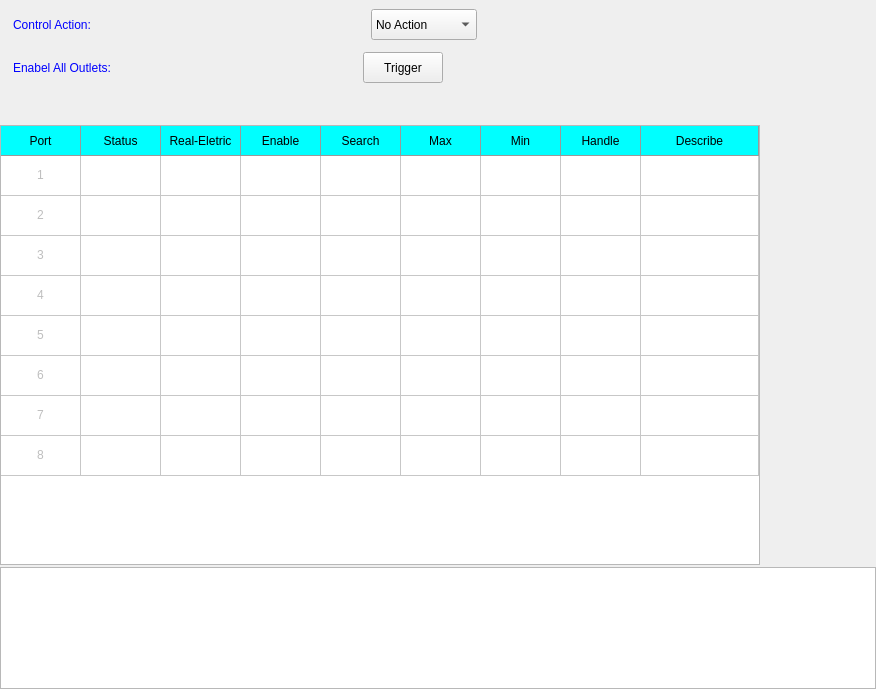
First picture: the form in PS/Device_Manager/control.ui, repository yangfengfeng8/Test, before the edit.
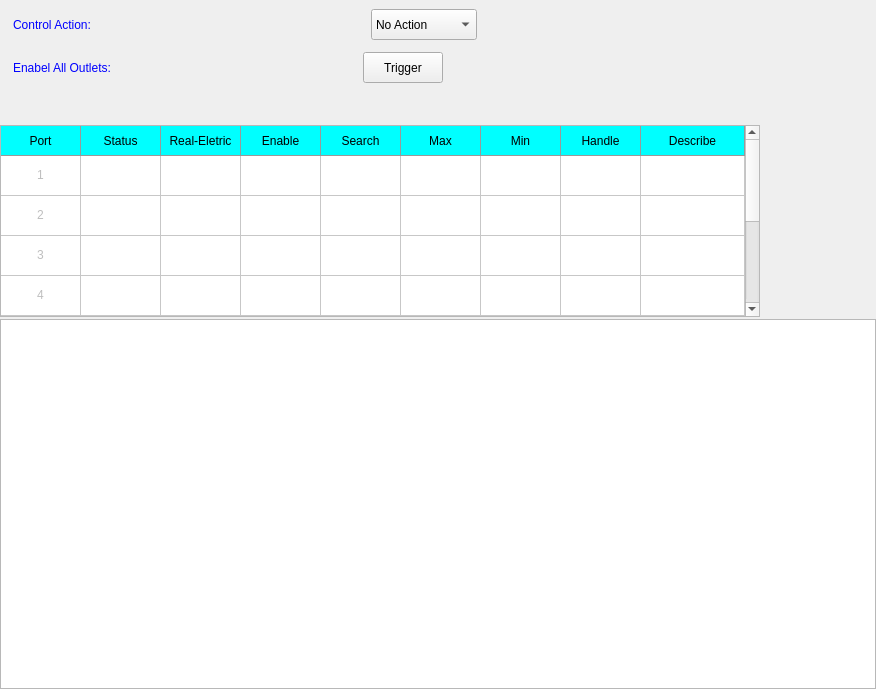
Second picture: the form after the edit.

The edit to the form file:
```diff
--- a/PS/Device_Manager/control.ui
+++ b/PS/Device_Manager/control.ui
@@ -286,7 +286,7 @@
      <property name="minimumSize">
       <size>
        <width>760</width>
-       <height>440</height>
+       <height>0</height>
       </size>
      </property>
      <property name="maximumSize">
@@ -301,18 +301,17 @@
       </font>
      </property>
      <property name="styleSheet">
-      <string notr="true"> QHeaderView, QTableView::item {
+      <string notr="true"> QHeaderView{
     background: white;
 	margin: 0px;
 	border-left: 0px;
 	border-top: 0px solid  rgb(124, 119, 119);
 	min-height: 30px;
 	border-bottom: 0px;
-}
-
-QTablevView::item{
-	min-height: 80px;
-}
+} 
+QTableView::item{
+	min-height: 200px;
+} 
 
 QTableView::item:alternate {
     background: rgb(209, 231, 254);
@@ -330,6 +329,9 @@
     background-color: rgb(0,255,255);
     border: 1px solid rgb(153, 153, 153);
     border-width: 0 1px 1px 0;
+}
+QHeaderView::section:vertical {
+	min-height: 100px;
 }</string>
      </property>
      <property name="rowCount">
@@ -411,7 +413,7 @@
        <string>1</string>
       </property>
       <property name="textAlignment">
-       <set>AlignCenter</set>
+       <set>AlignHCenter|AlignVCenter|AlignCenter</set>
       </property>
       <property name="flags">
        <set>ItemIsSelectable|ItemIsDragEnabled|ItemIsUserCheckable</set>
@@ -422,7 +424,7 @@
        <string/>
       </property>
       <property name="textAlignment">
-       <set>AlignCenter</set>
+       <set>AlignHCenter|AlignVCenter|AlignCenter</set>
       </property>
       <property name="flags">
        <set>ItemIsSelectable|ItemIsDragEnabled|ItemIsUserCheckable</set>
@@ -433,7 +435,7 @@
        <string/>
       </property>
       <property name="textAlignment">
-       <set>AlignCenter</set>
+       <set>AlignHCenter|AlignVCenter|AlignCenter</set>
       </property>
       <property name="flags">
        <set>ItemIsSelectable|ItemIsDragEnabled|ItemIsUserCheckable</set>
@@ -444,7 +446,7 @@
        <string/>
       </property>
       <property name="textAlignment">
-       <set>AlignCenter</set>
+       <set>AlignHCenter|AlignVCenter|AlignCenter</set>
       </property>
       <property name="flags">
        <set>ItemIsSelectable|ItemIsDragEnabled|ItemIsUserCheckable</set>
@@ -455,7 +457,7 @@
        <string/>
       </property>
       <property name="textAlignment">
-       <set>AlignCenter</set>
+       <set>AlignHCenter|AlignVCenter|AlignCenter</set>
       </property>
       <property name="flags">
        <set>ItemIsSelectable|ItemIsDragEnabled|ItemIsUserCheckable</set>
@@ -466,7 +468,7 @@
        <string/>
       </property>
       <property name="textAlignment">
-       <set>AlignCenter</set>
+       <set>AlignHCenter|AlignVCenter|AlignCenter</set>
       </property>
      </item>
      <item row="0" column="6">
@@ -474,7 +476,7 @@
        <string/>
       </property>
       <property name="textAlignment">
-       <set>AlignCenter</set>
+       <set>AlignHCenter|AlignVCenter|AlignCenter</set>
       </property>
      </item>
      <item row="0" column="7">
@@ -490,7 +492,7 @@
        <string>2</string>
       </property>
       <property name="textAlignment">
-       <set>AlignCenter</set>
+       <set>AlignHCenter|AlignVCenter|AlignCenter</set>
       </property>
       <property name="flags">
        <set>ItemIsSelectable|ItemIsDragEnabled|ItemIsUserCheckable</set>
@@ -501,7 +503,7 @@
        <string/>
       </property>
       <property name="textAlignment">
-       <set>AlignCenter</set>
+       <set>AlignHCenter|AlignVCenter|AlignCenter</set>
       </property>
       <property name="flags">
        <set>ItemIsSelectable|ItemIsDragEnabled|ItemIsUserCheckable</set>
@@ -512,7 +514,7 @@
        <string/>
       </property>
       <property name="textAlignment">
-       <set>AlignCenter</set>
+       <set>AlignHCenter|AlignVCenter|AlignCenter</set>
       </property>
       <property name="flags">
        <set>ItemIsSelectable|ItemIsDragEnabled|ItemIsUserCheckable</set>
@@ -523,7 +525,7 @@
        <string/>
       </property>
       <property name="textAlignment">
-       <set>AlignCenter</set>
+       <set>AlignHCenter|AlignVCenter|AlignCenter</set>
       </property>
       <property name="flags">
        <set>ItemIsSelectable|ItemIsDragEnabled|ItemIsUserCheckable</set>
@@ -534,7 +536,7 @@
        <string/>
       </property>
       <property name="textAlignment">
-       <set>AlignCenter</set>
+       <set>AlignHCenter|AlignVCenter|AlignCenter</set>
       </property>
       <property name="flags">
        <set>ItemIsSelectable|ItemIsDragEnabled|ItemIsUserCheckable</set>
@@ -545,7 +547,7 @@
        <string/>
       </property>
       <property name="textAlignment">
-       <set>AlignCenter</set>
+       <set>AlignHCenter|AlignVCenter|AlignCenter</set>
       </property>
      </item>
      <item row="1" column="6">
@@ -553,7 +555,7 @@
        <string/>
       </property>
       <property name="textAlignment">
-       <set>AlignCenter</set>
+       <set>AlignHCenter|AlignVCenter|AlignCenter</set>
       </property>
      </item>
      <item row="1" column="7">
@@ -569,7 +571,7 @@
        <string>3</string>
       </property>
       <property name="textAlignment">
-       <set>AlignCenter</set>
+       <set>AlignHCenter|AlignVCenter|AlignCenter</set>
       </property>
       <property name="flags">
        <set>ItemIsSelectable|ItemIsDragEnabled|ItemIsUserCheckable</set>
@@ -580,7 +582,7 @@
        <string/>
       </property>
       <property name="textAlignment">
-       <set>AlignCenter</set>
+       <set>AlignHCenter|AlignVCenter|AlignCenter</set>
       </property>
      </item>
      <item row="2" column="2">
@@ -588,7 +590,7 @@
        <string/>
       </property>
       <property name="textAlignment">
-       <set>AlignCenter</set>
+       <set>AlignHCenter|AlignVCenter|AlignCenter</set>
       </property>
       <property name="flags">
        <set>ItemIsSelectable|ItemIsDragEnabled|ItemIsUserCheckable</set>
@@ -599,7 +601,7 @@
        <string/>
       </property>
       <property name="textAlignment">
-       <set>AlignCenter</set>
+       <set>AlignHCenter|AlignVCenter|AlignCenter</set>
       </property>
       <property name="flags">
        <set>ItemIsSelectable|ItemIsDragEnabled|ItemIsUserCheckable</set>
@@ -610,7 +612,7 @@
        <string/>
       </property>
       <property name="textAlignment">
-       <set>AlignCenter</set>
+       <set>AlignHCenter|AlignVCenter|AlignCenter</set>
       </property>
       <property name="flags">
        <set>ItemIsSelectable|ItemIsDragEnabled|ItemIsUserCheckable</set>
@@ -621,7 +623,7 @@
        <string/>
       </property>
       <property name="textAlignment">
-       <set>AlignCenter</set>
+       <set>AlignHCenter|AlignVCenter|AlignCenter</set>
       </property>
      </item>
      <item row="2" column="6">
@@ -629,7 +631,7 @@
        <string/>
       </property>
       <property name="textAlignment">
-       <set>AlignCenter</set>
+       <set>AlignHCenter|AlignVCenter|AlignCenter</set>
       </property>
      </item>
      <item row="2" column="7">
@@ -645,7 +647,7 @@
        <string>4</string>
       </property>
       <property name="textAlignment">
-       <set>AlignCenter</set>
+       <set>AlignHCenter|AlignVCenter|AlignCenter</set>
       </property>
       <property name="flags">
        <set>ItemIsSelectable|ItemIsDragEnabled|ItemIsUserCheckable</set>
@@ -656,7 +658,7 @@
        <string/>
       </property>
       <property name="textAlignment">
-       <set>AlignCenter</set>
+       <set>AlignHCenter|AlignVCenter|AlignCenter</set>
       </property>
      </item>
      <item row="3" column="2">
@@ -664,7 +666,7 @@
        <string/>
       </property>
       <property name="textAlignment">
-       <set>AlignCenter</set>
+       <set>AlignHCenter|AlignVCenter|AlignCenter</set>
       </property>
       <property name="flags">
        <set>ItemIsSelectable|ItemIsDragEnabled|ItemIsUserCheckable</set>
@@ -675,7 +677,7 @@
        <string/>
       </property>
       <property name="textAlignment">
-       <set>AlignCenter</set>
+       <set>AlignHCenter|AlignVCenter|AlignCenter</set>
       </property>
       <property name="flags">
        <set>ItemIsSelectable|ItemIsDragEnabled|ItemIsUserCheckable</set>
@@ -686,7 +688,7 @@
        <string/>
       </property>
       <property name="textAlignment">
-       <set>AlignCenter</set>
+       <set>AlignHCenter|AlignVCenter|AlignCenter</set>
       </property>
       <property name="flags">
        <set>ItemIsSelectable|ItemIsDragEnabled|ItemIsUserCheckable</set>
@@ -697,7 +699,7 @@
        <string/>
       </property>
       <property name="textAlignment">
-       <set>AlignCenter</set>
+       <set>AlignHCenter|AlignVCenter|AlignCenter</set>
       </property>
      </item>
      <item row="3" column="6">
@@ -705,7 +707,7 @@
        <string/>
       </property>
       <property name="textAlignment">
-       <set>AlignCenter</set>
+       <set>AlignHCenter|AlignVCenter|AlignCenter</set>
       </property>
      </item>
      <item row="3" column="7">
@@ -721,7 +723,7 @@
        <string>5</string>
       </property>
       <property name="textAlignment">
-       <set>AlignCenter</set>
+       <set>AlignHCenter|AlignVCenter|AlignCenter</set>
       </property>
       <property name="flags">
        <set>ItemIsSelectable|ItemIsDragEnabled|ItemIsUserCheckable</set>
@@ -732,7 +734,7 @@
        <string/>
       </property>
       <property name="textAlignment">
-       <set>AlignCenter</set>
+       <set>AlignHCenter|AlignVCenter|AlignCenter</set>
       </property>
      </item>
      <item row="4" column="2">
@@ -740,7 +742,7 @@
        <string/>
       </property>
       <property name="textAlignment">
-       <set>AlignCenter</set>
+       <set>AlignHCenter|AlignVCenter|AlignCenter</set>
       </property>
       <property name="flags">
        <set>ItemIsSelectable|ItemIsDragEnabled|ItemIsUserCheckable</set>
@@ -751,7 +753,7 @@
        <string/>
       </property>
       <property name="textAlignment">
-       <set>AlignCenter</set>
+       <set>AlignHCenter|AlignVCenter|AlignCenter</set>
       </property>
       <property name="flags">
        <set>ItemIsSelectable|ItemIsDragEnabled|ItemIsUserCheckable</set>
@@ -762,7 +764,7 @@
        <string/>
       </property>
       <property name="textAlignment">
-       <set>AlignCenter</set>
+       <set>AlignHCenter|AlignVCenter|AlignCenter</set>
       </property>
       <property name="flags">
        <set>ItemIsSelectable|ItemIsDragEnabled|ItemIsUserCheckable</set>
@@ -773,7 +775,7 @@
        <string/>
       </property>
       <property name="textAlignment">
-       <set>AlignCenter</set>
+       <set>AlignHCenter|AlignVCenter|AlignCenter</set>
       </property>
      </item>
      <item row="4" column="6">
@@ -781,7 +783,7 @@
        <string/>
       </property>
       <property name="textAlignment">
-       <set>AlignCenter</set>
+       <set>AlignHCenter|AlignVCenter|AlignCenter</set>
       </property>
      </item>
      <item row="4" column="7">
@@ -797,7 +799,7 @@
        <string>6</string>
       </property>
       <property name="textAlignment">
-       <set>AlignCenter</set>
+       <set>AlignHCenter|AlignVCenter|AlignCenter</set>
       </property>
       <property name="flags">
        <set>ItemIsSelectable|ItemIsDragEnabled|ItemIsUserCheckable</set>
@@ -808,7 +810,7 @@
        <string/>
       </property>
       <property name="textAlignment">
-       <set>AlignCenter</set>
+       <set>AlignHCenter|AlignVCenter|AlignCenter</set>
       </property>
      </item>
      <item row="5" column="2">
@@ -816,7 +818,7 @@
        <string/>
       </property>
       <property name="textAlignment">
-       <set>AlignCenter</set>
+       <set>AlignHCenter|AlignVCenter|AlignCenter</set>
       </property>
       <property name="flags">
        <set>ItemIsSelectable|ItemIsDragEnabled|ItemIsUserCheckable</set>
@@ -827,7 +829,7 @@
        <string/>
       </property>
       <property name="textAlignment">
-       <set>AlignCenter</set>
+       <set>AlignHCenter|AlignVCenter|AlignCenter</set>
       </property>
       <property name="flags">
        <set>ItemIsSelectable|ItemIsDragEnabled|ItemIsUserCheckable</set>
@@ -838,7 +840,7 @@
        <string/>
       </property>
       <property name="textAlignment">
-       <set>AlignCenter</set>
+       <set>AlignHCenter|AlignVCenter|AlignCenter</set>
       </property>
       <property name="flags">
        <set>ItemIsSelectable|ItemIsDragEnabled|ItemIsUserCheckable</set>
@@ -849,7 +851,7 @@
        <string/>
       </property>
       <property name="textAlignment">
-       <set>AlignCenter</set>
+       <set>AlignHCenter|AlignVCenter|AlignCenter</set>
       </property>
      </item>
      <item row="5" column="6">
@@ -857,7 +859,7 @@
        <string/>
       </property>
       <property name="textAlignment">
-       <set>AlignCenter</set>
+       <set>AlignHCenter|AlignVCenter|AlignCenter</set>
       </property>
      </item>
      <item row="5" column="7">
@@ -873,7 +875,7 @@
        <string>7</string>
       </property>
       <property name="textAlignment">
-       <set>AlignCenter</set>
+       <set>AlignHCenter|AlignVCenter|AlignCenter</set>
       </property>
       <property name="flags">
        <set>ItemIsSelectable|ItemIsDragEnabled|ItemIsUserCheckable</set>
@@ -884,7 +886,7 @@
        <string/>
       </property>
       <property name="textAlignment">
-       <set>AlignCenter</set>
+       <set>AlignHCenter|AlignVCenter|AlignCenter</set>
       </property>
      </item>
      <item row="6" column="2">
@@ -892,7 +894,7 @@
        <string/>
       </property>
       <property name="textAlignment">
-       <set>AlignCenter</set>
+       <set>AlignHCenter|AlignVCenter|AlignCenter</set>
       </property>
       <property name="flags">
        <set>ItemIsSelectable|ItemIsDragEnabled|ItemIsUserCheckable</set>
@@ -903,7 +905,7 @@
        <string/>
       </property>
       <property name="textAlignment">
-       <set>AlignCenter</set>
+       <set>AlignHCenter|AlignVCenter|AlignCenter</set>
       </property>
       <property name="flags">
        <set>ItemIsSelectable|ItemIsDragEnabled|ItemIsUserCheckable</set>
@@ -914,7 +916,7 @@
        <string/>
       </property>
       <property name="textAlignment">
-       <set>AlignCenter</set>
+       <set>AlignHCenter|AlignVCenter|AlignCenter</set>
       </property>
       <property name="flags">
        <set>ItemIsSelectable|ItemIsDragEnabled|ItemIsUserCheckable</set>
@@ -925,7 +927,7 @@
        <string/>
       </property>
       <property name="textAlignment">
-       <set>AlignCenter</set>
+       <set>AlignHCenter|AlignVCenter|AlignCenter</set>
       </property>
      </item>
      <item row="6" column="6">
@@ -933,7 +935,7 @@
        <string/>
       </property>
       <property name="textAlignment">
-       <set>AlignCenter</set>
+       <set>AlignHCenter|AlignVCenter|AlignCenter</set>
       </property>
      </item>
      <item row="6" column="7">
@@ -949,7 +951,7 @@
        <string>8</string>
       </property>
       <property name="textAlignment">
-       <set>AlignCenter</set>
+       <set>AlignHCenter|AlignVCenter|AlignCenter</set>
       </property>
       <property name="flags">
        <set>ItemIsSelectable|ItemIsDragEnabled|ItemIsUserCheckable</set>
@@ -960,7 +962,7 @@
        <string/>
       </property>
       <property name="textAlignment">
-       <set>AlignCenter</set>
+       <set>AlignHCenter|AlignVCenter|AlignCenter</set>
       </property>
      </item>
      <item row="7" column="2">
@@ -968,7 +970,7 @@
        <string/>
       </property>
       <property name="textAlignment">
-       <set>AlignCenter</set>
+       <set>AlignHCenter|AlignVCenter|AlignCenter</set>
       </property>
       <property name="flags">
        <set>ItemIsSelectable|ItemIsDragEnabled|ItemIsUserCheckable</set>
@@ -979,7 +981,7 @@
        <string/>
       </property>
       <property name="textAlignment">
-       <set>AlignCenter</set>
+       <set>AlignHCenter|AlignVCenter|AlignCenter</set>
       </property>
       <property name="flags">
        <set>ItemIsSelectable|ItemIsDragEnabled|ItemIsUserCheckable</set>
@@ -990,7 +992,7 @@
        <string/>
       </property>
       <property name="textAlignment">
-       <set>AlignCenter</set>
+       <set>AlignHCenter|AlignVCenter|AlignCenter</set>
       </property>
       <property name="flags">
        <set>ItemIsSelectable|ItemIsDragEnabled|ItemIsUserCheckable</set>
@@ -1001,7 +1003,7 @@
        <string/>
       </property>
       <property name="textAlignment">
-       <set>AlignCenter</set>
+       <set>AlignHCenter|AlignVCenter|AlignCenter</set>
       </property>
      </item>
      <item row="7" column="6">
@@ -1009,7 +1011,7 @@
        <string/>
       </property>
       <property name="textAlignment">
-       <set>AlignCenter</set>
+       <set>AlignHCenter|AlignVCenter|AlignCenter</set>
       </property>
      </item>
      <item row="7" column="7">
```
Left out of the diff: 9 changed lines with no effect on the pictures.
